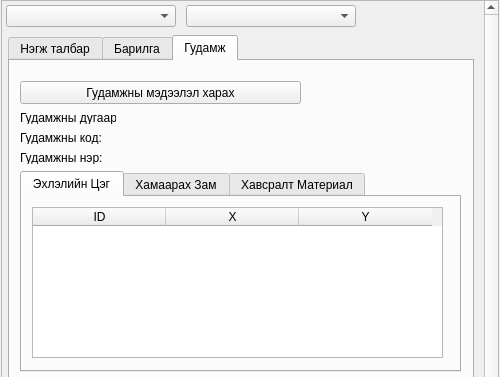
The window that view/AddressNavigatorWidget.ui (teamlm2/lm2_mgis) describes before a commit, drawn with Qt 5; both pictures show x 0 to 500 and y 0 to 377 of the 500 by 758 pixel window.
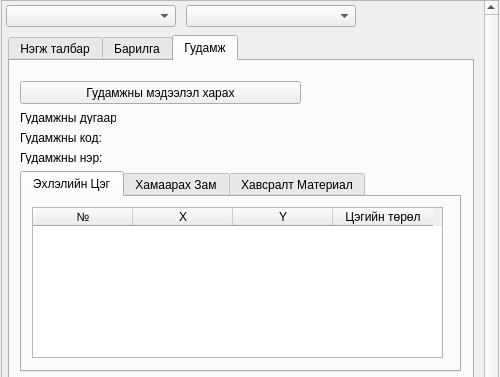
The same window after the commit.

```diff
--- a/view/AddressNavigatorWidget.ui
+++ b/view/AddressNavigatorWidget.ui
@@ -627,11 +627,11 @@
            </rect>
           </property>
           <attribute name="horizontalHeaderDefaultSectionSize">
-           <number>133</number>
+           <number>100</number>
           </attribute>
           <column>
            <property name="text">
-            <string>ID</string>
+            <string>№</string>
            </property>
           </column>
           <column>
@@ -644,6 +644,11 @@
             <string>Y</string>
            </property>
           </column>
+          <column>
+           <property name="text">
+            <string>Цэгийн төрөл</string>
+           </property>
+          </column>
          </widget>
         </widget>
         <widget class="QWidget" name="tab_5">
```
